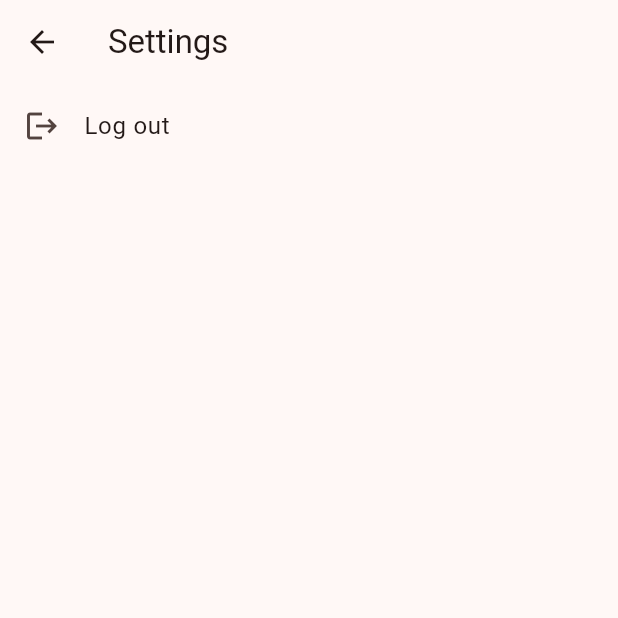
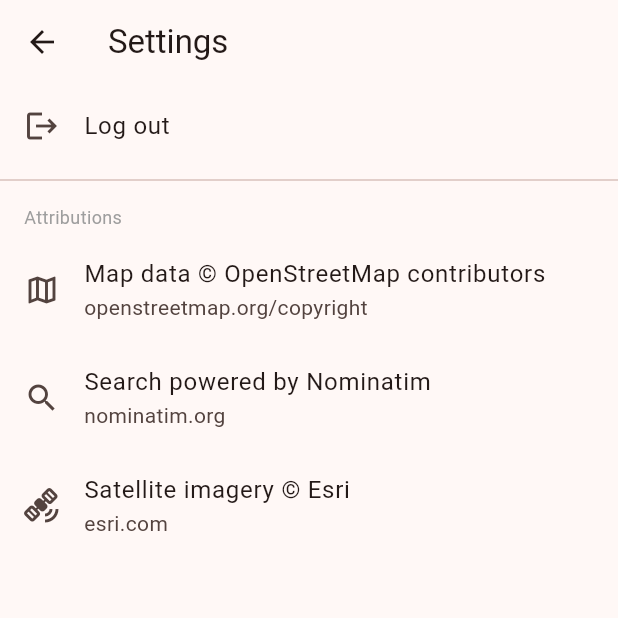
Before and after one commit to ethanbayliss/riderapp, a Flutter app: the screen it shows once a user with an empty profile is signed in, after a tap on the "settings" icon, on a phone screen of 412 x 824 dp, the top half of it. Run offline on Flutter 3.47's test engine with Material 3 defaults, Android fonts, the phone set to English and light mode, and no system bars; our stand-ins replace flutter_map, geolocator, latlong2, package_info_plus, supabase_flutter; accounts and stored records are empty.

Commit message:
Add OSM/Esri attributions to map and settings screen
- Move map attribution to bottom-left (AttributionAlignment.bottomLeft)
- Attribution text is tappable and links to the correct copyright page
- Add Attributions section in settings listing OSM, Nominatim, and Esri

Co-Authored-By: Claude Sonnet 4.6 <noreply@anthropic.com>

```diff
--- a/lib/screens/live_map_screen.dart
+++ b/lib/screens/live_map_screen.dart
@@ -318,12 +318,17 @@ class _LiveMapScreenState extends State<LiveMapScreen> {
             MarkerLayer(markers: _buildRiderMarkers(context)),
             if (dest != null)
               MarkerLayer(markers: [_buildDestinationMarker(context, dest)]),
-            if (!_isSatellite)
-              const RichAttributionWidget(
-                  attributions: [TextSourceAttribution('OpenStreetMap contributors')]),
-            if (_isSatellite)
-              const RichAttributionWidget(
-                  attributions: [TextSourceAttribution('Esri')]),
+            RichAttributionWidget(
+              alignment: AttributionAlignment.bottomLeft,
+              attributions: [
+                TextSourceAttribution(
+                  _isSatellite ? 'Esri' : '© OpenStreetMap contributors',
+                  onTap: () => launchUrl(Uri.parse(_isSatellite
+                      ? 'https://www.esri.com'
+                      : 'https://www.openstreetmap.org/copyright')),
+                ),
+              ],
+            ),
           ],
         ),
         // Rider count
--- a/lib/screens/settings_screen.dart
+++ b/lib/screens/settings_screen.dart
@@ -1,4 +1,5 @@
 import 'package:flutter/material.dart';
+import 'package:url_launcher/url_launcher.dart';
 import '../notifiers/auth_notifier.dart';
 
 class SettingsScreen extends StatelessWidget {
@@ -22,6 +23,29 @@ class SettingsScreen extends StatelessWidget {
               }
             },
           ),
+          const Divider(),
+          const Padding(
+            padding: EdgeInsets.fromLTRB(16, 8, 16, 4),
+            child: Text('Attributions', style: TextStyle(fontSize: 12, color: Colors.grey)),
+          ),
+          ListTile(
+            leading: const Icon(Icons.map_outlined),
+            title: const Text('Map data © OpenStreetMap contributors'),
+            subtitle: const Text('openstreetmap.org/copyright'),
+            onTap: () => launchUrl(Uri.parse('https://www.openstreetmap.org/copyright')),
+          ),
+          ListTile(
+            leading: const Icon(Icons.search),
+            title: const Text('Search powered by Nominatim'),
+            subtitle: const Text('nominatim.org'),
+            onTap: () => launchUrl(Uri.parse('https://nominatim.org')),
+          ),
+          ListTile(
+            leading: const Icon(Icons.satellite_alt),
+            title: const Text('Satellite imagery © Esri'),
+            subtitle: const Text('esri.com'),
+            onTap: () => launchUrl(Uri.parse('https://www.esri.com')),
+          ),
         ],
       ),
     );
```
